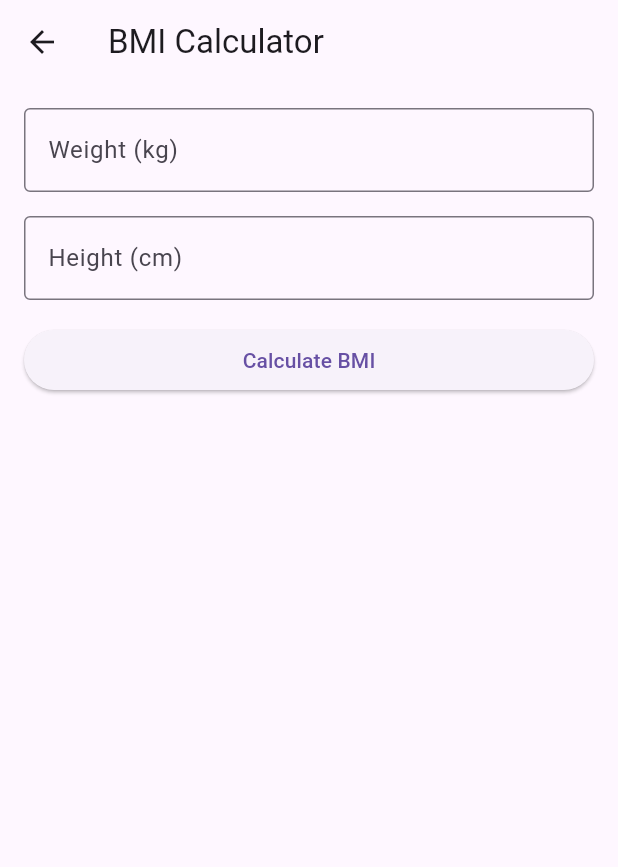
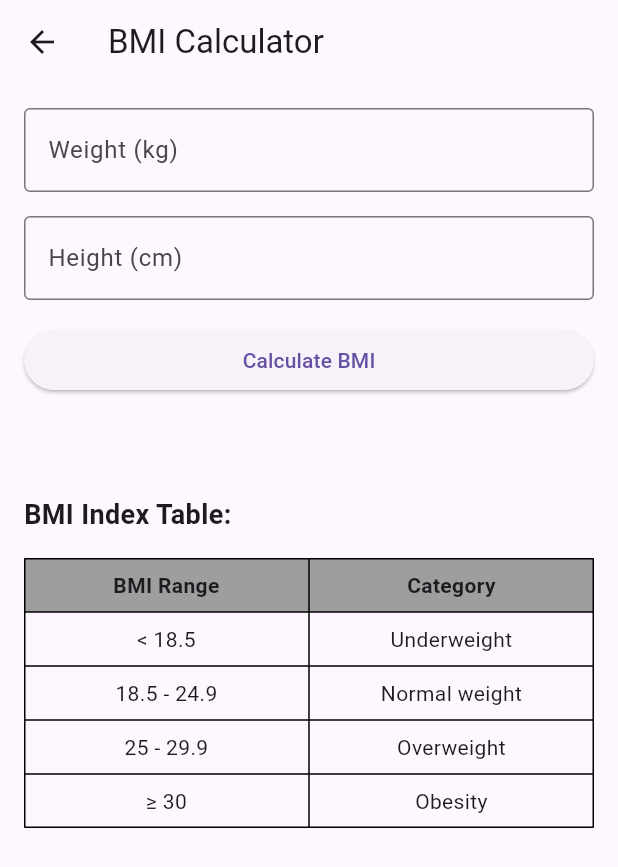
Before and after one commit to FelixJon17/UTS_MOBILEPROGRAMMING_KELOMPOK8, a Flutter app: the BMICalculatorScreen screen opened directly, on a phone screen of 412 x 824 dp. Shown: the top 867 px of the screen. Run offline on Flutter 3.47's test engine with Material 3 defaults, Android fonts, the light colour scheme and no system bars.

Commit message:
add tabel BMI Index

```diff
--- a/lib/screen/bmi_index_calculator.dart
+++ b/lib/screen/bmi_index_calculator.dart
@@ -47,7 +47,7 @@ class _BMICalculatorScreenState extends State<BMICalculatorScreen> {
       appBar: AppBar(
         title: const Text('BMI Calculator'),
       ),
-      body: Padding(
+      body: SingleChildScrollView(
         padding: const EdgeInsets.all(16.0),
         child: Column(
           crossAxisAlignment: CrossAxisAlignment.stretch,
@@ -83,6 +83,110 @@ class _BMICalculatorScreenState extends State<BMICalculatorScreen> {
                 fontWeight: FontWeight.bold,
               ),
             ),
+            const SizedBox(height: 24.0),
+            const Text(
+              'BMI Index Table:',
+              style: TextStyle(fontSize: 18.0, fontWeight: FontWeight.bold),
+            ),
+            const SizedBox(height: 16.0),
+            Table(
+              border: TableBorder.all(color: Colors.black),
+              children: const [
+                TableRow(
+                  decoration: BoxDecoration(color: Colors.grey),
+                  children: [
+                    Padding(
+                      padding: EdgeInsets.all(8.0),
+                      child: Text(
+                        'BMI Range',
+                        style: TextStyle(fontWeight: FontWeight.bold),
+                        textAlign: TextAlign.center,
+                      ),
+                    ),
+                    Padding(
+                      padding: EdgeInsets.all(8.0),
+                      child: Text(
+                        'Category',
+                        style: TextStyle(fontWeight: FontWeight.bold),
+                        textAlign: TextAlign.center,
+                      ),
+                    ),
+                  ],
+                ),
+                TableRow(
+                  children: [
+                    Padding(
+                      padding: EdgeInsets.all(8.0),
+                      child: Text(
+                        '< 18.5',
+                        textAlign: TextAlign.center,
+                      ),
+                    ),
+                    Padding(
+                      padding: EdgeInsets.all(8.0),
+                      child: Text(
+                        'Underweight',
+                        textAlign: TextAlign.center,
+                      ),
+                    ),
+                  ],
+                ),
+                TableRow(
+                  children: [
+                    Padding(
+                      padding: EdgeInsets.all(8.0),
+                      child: Text(
+                        '18.5 - 24.9',
+                        textAlign: TextAlign.center,
+                      ),
+                    ),
+                    Padding(
+                      padding: EdgeInsets.all(8.0),
+                      child: Text(
+                        'Normal weight',
+                        textAlign: TextAlign.center,
+                      ),
+                    ),
+                  ],
+                ),
+                TableRow(
+                  children: [
+                    Padding(
+                      padding: EdgeInsets.all(8.0),
+                      child: Text(
+                        '25 - 29.9',
+                        textAlign: TextAlign.center,
+                      ),
+                    ),
+                    Padding(
+                      padding: EdgeInsets.all(8.0),
+                      child: Text(
+                        'Overweight',
+                        textAlign: TextAlign.center,
+                      ),
+                    ),
+                  ],
+                ),
+                TableRow(
+                  children: [
+                    Padding(
+                      padding: EdgeInsets.all(8.0),
+                      child: Text(
+                        '≥ 30',
+                        textAlign: TextAlign.center,
+                      ),
+                    ),
+                    Padding(
+                      padding: EdgeInsets.all(8.0),
+                      child: Text(
+                        'Obesity',
+                        textAlign: TextAlign.center,
+                      ),
+                    ),
+                  ],
+                ),
+              ],
+            ),
           ],
         ),
       ),
```
